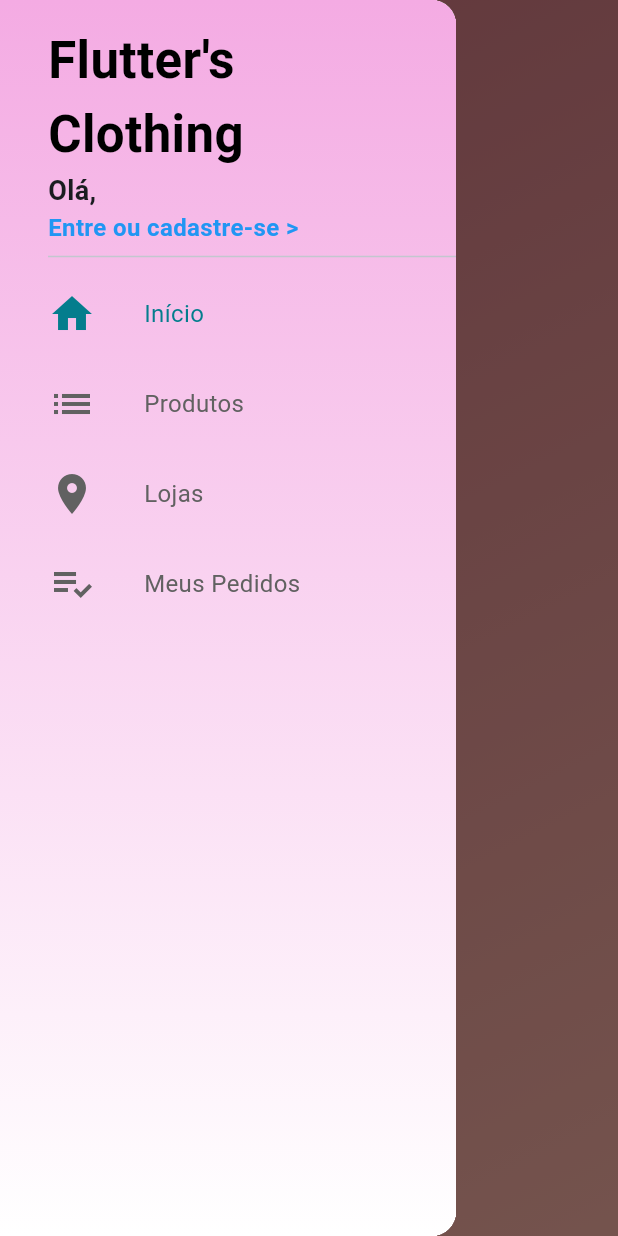
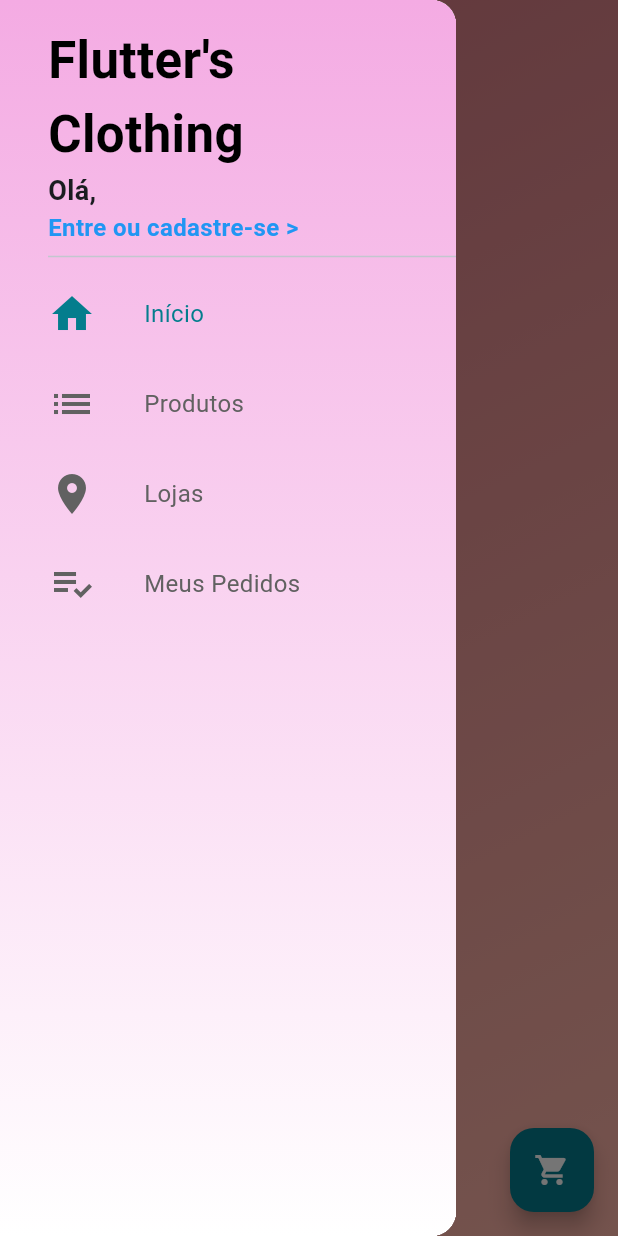
Before and after one commit to abigailmvlima/flutter_online_clothing_store, a Flutter app: the screen it shows after launch, with the side drawer open, on a phone screen of 412 x 824 dp. Run offline on Flutter 3.47's test engine with Material 3 defaults, Android fonts, the phone set to English and light mode, and no system bars; our stand-ins replace cloud_firestore, firebase_auth, firebase_core, google_sign_in, transparent_image; accounts and stored records are empty.

Commit message:
feat: I created the cart screen cart_screen cart_button

```diff
--- a/lib/screens/home_screen.dart
+++ b/lib/screens/home_screen.dart
@@ -4,6 +4,7 @@ import 'package:firebase_auth/firebase_auth.dart';
 import 'package:firebase_core/firebase_core.dart';
 import 'package:online_clothing_store/tabs/home_tab.dart';
 import 'package:online_clothing_store/tabs/products_tab.dart';
+import 'package:online_clothing_store/widgets/cart_button.dart';
 import 'package:online_clothing_store/widgets/custom_drawer.dart';
 
 class HomeScreen extends StatefulWidget {
@@ -114,14 +115,20 @@ class _HomeScreenState extends State<HomeScreen> {
         Scaffold(
           body: const HomeTab(),
           drawer: CustomDrawer(_pageController),
+          floatingActionButton: const CartButton(),
         ),
         Scaffold(
           appBar: AppBar(
-            title: const Text("Produtos"),
+            backgroundColor: const Color.fromARGB(255, 211, 118, 130),
+            title: const Text(
+              "Produtos",
+              style: TextStyle(color: Colors.white),
+            ),
             centerTitle: true,
           ),
           drawer: CustomDrawer(_pageController),
-          body: ProductsTab(),
+          body: const ProductsTab(),
+          floatingActionButton: const CartButton(),
         ),
         Container(
           color: Colors.red,
@@ -130,6 +137,7 @@ class _HomeScreenState extends State<HomeScreen> {
     );
   }
 
+  // ignore: unused_element
   Widget _buildSignInButton() {
     return ElevatedButton(
       onPressed: () async {
--- /dev/null
+++ b/lib/widgets/cart_button.dart
@@ -0,0 +1,24 @@
+import 'package:flutter/material.dart';
+import 'package:online_clothing_store/screens/cart.screen.dart';
+
+class CartButton extends StatelessWidget {
+  const CartButton({super.key});
+
+  @override
+  Widget build(BuildContext context) {
+    return FloatingActionButton(
+      onPressed: () {
+        Navigator.of(context).push(
+          MaterialPageRoute(
+            builder: (context) => CartScreen(),
+          ),
+        );
+      },
+      backgroundColor: Theme.of(context).primaryColor,
+      child: const Icon(
+        Icons.shopping_cart,
+        color: Colors.white,
+      ),
+    );
+  }
+}
```
Also changed, not shown: lib/screens/cart.screen.dart (added, +34 -0 lines), lib/screens/product_screen.dart (+7 -0 lines).
